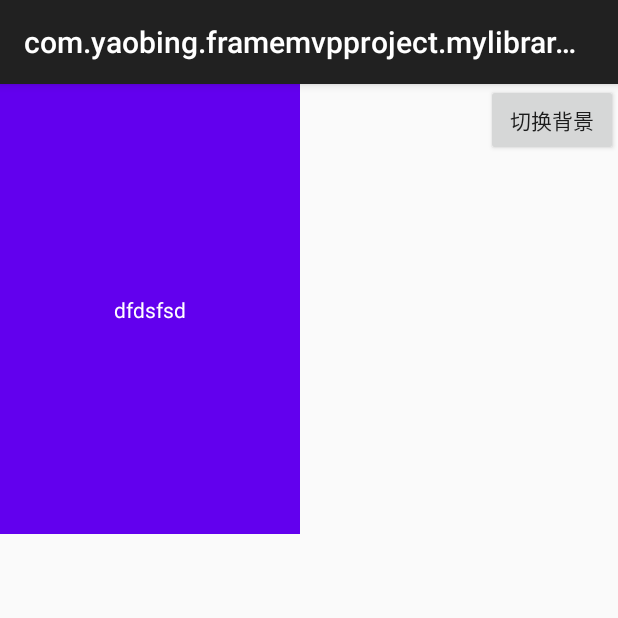
After one commit to Mckrgf/module_A, an Android app: the CustomViewActivity screen opened directly, with no data from a screen before it, on a phone screen of 412 x 824 dp, the top half of it. The commit adds this screen. Run offline under Robolectric (Android 15) with nearby library versions, the phone set to English and light mode, and no system bars.

Commit message:
自定义控件动态设置背景

```diff
--- a/mylibrary/src/main/AndroidManifest.xml
+++ b/mylibrary/src/main/AndroidManifest.xml
@@ -35,6 +35,9 @@
             android:exported="true" />
         <activity
             android:name=".activity.TestCeilingAlphaActivity"
+            android:exported="true" />
+        <activity
+            android:name=".activity.CustomViewActivity"
             android:exported="true" />
         <activity
             android:name=".activity.PagingActivity"
--- a/mylibrary/src/main/java/com/yaobing/framemvpproject/mylibrary/TestActivity.kt
+++ b/mylibrary/src/main/java/com/yaobing/framemvpproject/mylibrary/TestActivity.kt
@@ -156,6 +156,9 @@ class TestActivity : BaseActivity() {
         }
         binding.btWebp.setOnClickListener {
             IntentRouter.go(this, "webpactivity")
+        }
+        binding.customView.setOnClickListener {
+            IntentRouter.go(this, "customviewactivity")
         }
         binding.updateWidgetBroadcast.setOnClickListener {
 
--- /dev/null
+++ b/mylibrary/src/main/java/com/yaobing/framemvpproject/mylibrary/activity/CustomViewActivity.kt
@@ -0,0 +1,26 @@
+package com.yaobing.framemvpproject.mylibrary.activity
+
+import android.os.Bundle
+import androidx.appcompat.app.AppCompatActivity
+import com.yaobing.framemvpproject.mylibrary.databinding.ActivityCustomViewBinding
+import com.yaobing.module_apt.Router
+
+/**
+ * 自定义控件的测试承载页
+ */
+@Router(value = "customviewactivity")
+class CustomViewActivity : AppCompatActivity() {
+
+    private val binding by lazy {
+        ActivityCustomViewBinding.inflate(layoutInflater)
+    }
+
+    override fun onCreate(savedInstanceState: Bundle?) {
+        super.onCreate(savedInstanceState)
+        setContentView(binding.root)
+        binding.btChange.setOnClickListener {
+            binding.customView.changeBackgrand()
+        }
+    }
+
+}
--- /dev/null
+++ b/mylibrary/src/main/java/com/yaobing/framemvpproject/mylibrary/ui/CustomView.kt
@@ -0,0 +1,19 @@
+package com.yaobing.framemvpproject.mylibrary.ui
+
+import android.content.Context
+import android.util.AttributeSet
+import android.view.LayoutInflater
+import androidx.constraintlayout.widget.ConstraintLayout
+import com.yaobing.framemvpproject.mylibrary.databinding.CustomView2Binding
+import com.yaobing.framemvpproject.mylibrary.databinding.CustomViewBinding
+
+class CustomView(context: Context, attrs: AttributeSet?) : ConstraintLayout(context, attrs) {
+//    var binding = LayoutInflater.from(context).inflate(CustomViewBinding)
+    //直接在自定义控件内inflate就可以设置背景了,如果设置多次，以最新的为准
+    val binding1 = CustomViewBinding.inflate(LayoutInflater.from(context), this, true)
+
+    fun changeBackgrand() {
+        val binding2 = CustomView2Binding.inflate(LayoutInflater.from(context), this, true)
+
+    }
+}
--- /dev/null
+++ b/mylibrary/src/main/res/layout/activity_custom_view.xml
@@ -0,0 +1,23 @@
+<?xml version="1.0" encoding="utf-8"?>
+<androidx.constraintlayout.widget.ConstraintLayout xmlns:android="http://schemas.android.com/apk/res/android"
+    android:layout_width="match_parent"
+    android:layout_height="match_parent"
+    xmlns:app="http://schemas.android.com/apk/res-auto"
+    xmlns:tools="http://schemas.android.com/tools">
+
+    <com.yaobing.framemvpproject.mylibrary.ui.CustomView
+        android:id="@+id/customView"
+        android:layout_width="wrap_content"
+        android:layout_height="wrap_content"
+        app:layout_constraintStart_toStartOf="parent"
+        app:layout_constraintTop_toTopOf="parent"/>
+
+    <Button
+        android:id="@+id/btChange"
+        android:layout_width="wrap_content"
+        android:layout_height="wrap_content"
+        app:layout_constraintEnd_toEndOf="parent"
+        app:layout_constraintTop_toTopOf="parent"
+        android:text="切换背景"/>
+
+</androidx.constraintlayout.widget.ConstraintLayout>
--- a/mylibrary/src/main/res/layout/activity_test.xml
+++ b/mylibrary/src/main/res/layout/activity_test.xml
@@ -81,6 +81,12 @@
             android:layout_width="wrap_content"
             android:layout_height="wrap_content"
             android:hint="动态webp图片测试/圆角图片padding测试"
+            android:tag="et_b" />
+        <Button
+            android:id="@+id/customView"
+            android:layout_width="wrap_content"
+            android:layout_height="wrap_content"
+            android:hint="自定义控件"
             android:tag="et_b" />
 
         <androidx.constraintlayout.widget.ConstraintLayout
--- /dev/null
+++ b/mylibrary/src/main/res/layout/custom_view.xml
@@ -0,0 +1,17 @@
+<?xml version="1.0" encoding="utf-8"?>
+<androidx.constraintlayout.widget.ConstraintLayout xmlns:android="http://schemas.android.com/apk/res/android"
+    android:layout_width="200dp"
+    xmlns:app="http://schemas.android.com/apk/res-auto"
+    android:background="@color/purple_500"
+    android:layout_height="300dp">
+
+    <TextView
+        android:layout_width="wrap_content"
+        android:layout_height="wrap_content"
+        android:textColor="@color/white"
+        android:text="dfdsfsd"
+        app:layout_constraintStart_toStartOf="parent"
+        app:layout_constraintEnd_toEndOf="parent"
+        app:layout_constraintTop_toTopOf="parent"
+        app:layout_constraintBottom_toBottomOf="parent"/>
+</androidx.constraintlayout.widget.ConstraintLayout>
```
Also changed, not shown: mylibrary/src/main/res/layout/custom_view_2.xml (added, +17 -0 lines).
